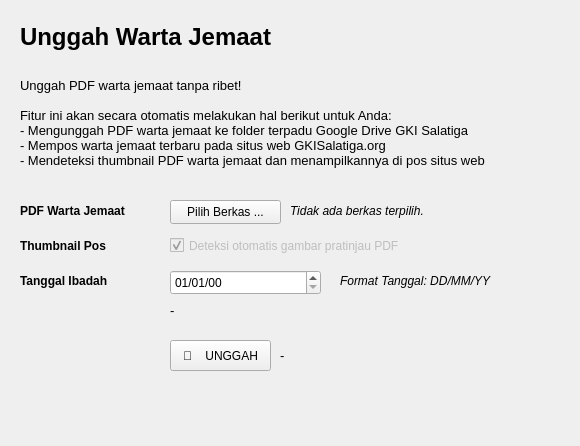
gkisalatiga/simon-petrus, file qtdesigner-ui/frame_warta_upload.ui: the form before one commit.
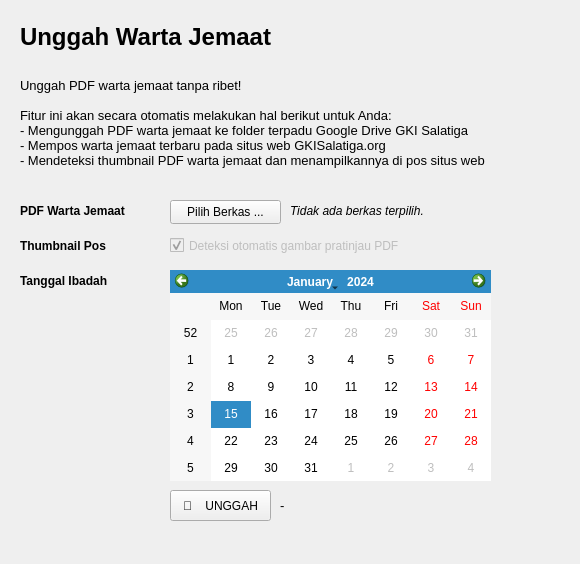
The form after the commit.

```diff
--- a/qtdesigner-ui/frame_warta_upload.ui
+++ b/qtdesigner-ui/frame_warta_upload.ui
@@ -7,7 +7,7 @@
     <x>0</x>
     <y>0</y>
     <width>580</width>
-    <height>446</height>
+    <height>564</height>
    </rect>
   </property>
   <property name="windowTitle">
@@ -17,7 +17,7 @@
    <property name="geometry">
     <rect>
      <x>170</x>
-     <y>340</y>
+     <y>490</y>
      <width>101</width>
      <height>31</height>
     </rect>
@@ -144,76 +144,6 @@
 </string>
    </property>
   </widget>
-  <widget class="QDateEdit" name="date_picker">
-   <property name="geometry">
-    <rect>
-     <x>170</x>
-     <y>270</y>
-     <width>151</width>
-     <height>25</height>
-    </rect>
-   </property>
-   <property name="displayFormat">
-    <string>dd/MM/yy</string>
-   </property>
-  </widget>
-  <widget class="QLabel" name="txt_cred_loc_3">
-   <property name="geometry">
-    <rect>
-     <x>340</x>
-     <y>270</y>
-     <width>171</width>
-     <height>21</height>
-    </rect>
-   </property>
-   <property name="font">
-    <font>
-     <pointsize>9</pointsize>
-     <italic>true</italic>
-    </font>
-   </property>
-   <property name="text">
-    <string>Format Tanggal: DD/MM/YY</string>
-   </property>
-  </widget>
-  <widget class="QLabel" name="txt_date_format">
-   <property name="geometry">
-    <rect>
-     <x>170</x>
-     <y>300</y>
-     <width>251</width>
-     <height>21</height>
-    </rect>
-   </property>
-   <property name="font">
-    <font>
-     <pointsize>10</pointsize>
-     <italic>false</italic>
-    </font>
-   </property>
-   <property name="text">
-    <string>-</string>
-   </property>
-  </widget>
-  <widget class="QLabel" name="label_status">
-   <property name="geometry">
-    <rect>
-     <x>280</x>
-     <y>340</y>
-     <width>271</width>
-     <height>31</height>
-    </rect>
-   </property>
-   <property name="font">
-    <font>
-     <pointsize>10</pointsize>
-     <italic>false</italic>
-    </font>
-   </property>
-   <property name="text">
-    <string>-</string>
-   </property>
-  </widget>
   <widget class="QCheckBox" name="checkBox">
    <property name="enabled">
     <bool>false</bool>
@@ -255,6 +185,35 @@
     <string>Thumbnail Pos</string>
    </property>
   </widget>
+  <widget class="QCalendarWidget" name="date_picker">
+   <property name="geometry">
+    <rect>
+     <x>170</x>
+     <y>270</y>
+     <width>321</width>
+     <height>211</height>
+    </rect>
+   </property>
+  </widget>
+  <widget class="QLabel" name="label_status">
+   <property name="geometry">
+    <rect>
+     <x>280</x>
+     <y>490</y>
+     <width>271</width>
+     <height>31</height>
+    </rect>
+   </property>
+   <property name="font">
+    <font>
+     <pointsize>10</pointsize>
+     <italic>false</italic>
+    </font>
+   </property>
+   <property name="text">
+    <string>-</string>
+   </property>
+  </widget>
  </widget>
  <resources/>
  <connections/>
```
